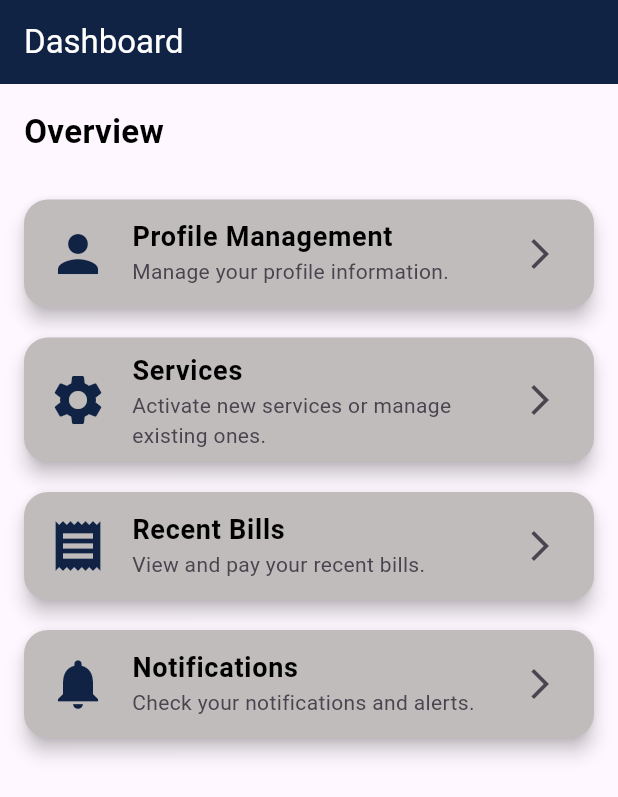
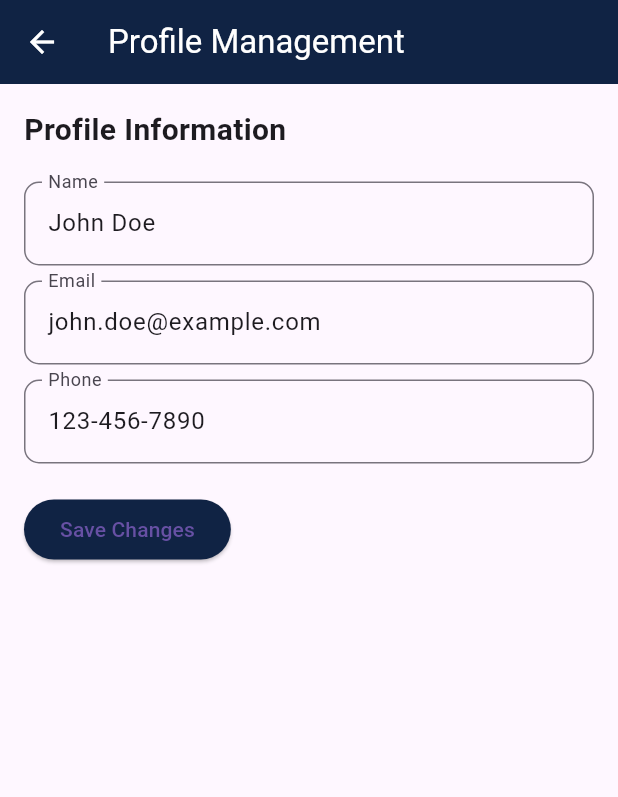
Before and after one commit to UCSC19-Middleware-Architechture-Group/Mobile-Frontend, a Flutter app: the screen it shows after launch, after a tap on "Profile Management", on a phone screen of 412 x 824 dp. Shown: the top 797 px of the screen. Run offline on Flutter 3.47's test engine with Material 3 defaults, Android fonts, the phone set to English and light mode, and no system bars.

Commit message:
Added profile page

```diff
--- a/lib/main.dart
+++ b/lib/main.dart
@@ -3,6 +3,7 @@
 import 'pages/notifications_page.dart'; // Import your notifications page
 import 'pages/bill_page.dart';
 import 'pages/services_page.dart';
+import 'pages/profile_page.dart';
 
 void main() {
   runApp(MyApp());
@@ -22,7 +23,7 @@
         '/notifications': (context) => NotificationsPage(),
         '/bills': (context) => BillsPage(),
         '/services': (context) => ServicesPage(),
-
+        '/profile': (context) => ProfileManagementPage(),
       },
     );
   }
--- /dev/null
+++ b/lib/pages/profile_page.dart
@@ -0,0 +1,93 @@
+import 'package:flutter/material.dart';
+
+class ProfileManagementPage extends StatefulWidget {
+  @override
+  _ProfileManagementPageState createState() => _ProfileManagementPageState();
+}
+
+class _ProfileManagementPageState extends State<ProfileManagementPage> {
+  final TextEditingController _nameController = TextEditingController();
+  final TextEditingController _emailController = TextEditingController();
+  final TextEditingController _phoneController = TextEditingController();
+
+  Map<String, String> profileData = {
+    'name': 'John Doe',
+    'email': 'john.doe@example.com',
+    'phone': '123-456-7890',
+  };
+
+  @override
+  void initState() {
+    super.initState();
+    _nameController.text = profileData['name']!;
+    _emailController.text = profileData['email']!;
+    _phoneController.text = profileData['phone']!;
+  }
+
+  @override
+  Widget build(BuildContext context) {
+    return Scaffold(
+      appBar: AppBar(
+        title: Text(
+          'Profile Management',
+          style: TextStyle(color: Colors.white), // Make the text white
+        ),
+        iconTheme: IconThemeData(color: Colors.white), // Make the back arrow white
+        backgroundColor: Color.fromARGB(255, 16, 35, 68),
+      ),
+      body: Padding(
+        padding: const EdgeInsets.all(16.0),
+        child: Column(
+          crossAxisAlignment: CrossAxisAlignment.start,
+          children: [
+            Text(
+              'Profile Information',
+              style: TextStyle(fontSize: 20, fontWeight: FontWeight.bold),
+            ),
+            SizedBox(height: 20),
+            _buildTextField('Name', _nameController),
+            SizedBox(height: 10),
+            _buildTextField('Email', _emailController),
+            SizedBox(height: 10),
+            _buildTextField('Phone', _phoneController),
+            SizedBox(height: 20),
+            ElevatedButton(
+              onPressed: _saveProfile,
+              child: Text('Save Changes'),
+              style: ElevatedButton.styleFrom(
+                backgroundColor: Color.fromARGB(255, 16, 35, 68),
+              ),
+            ),
+          ],
+        ),
+      ),
+    );
+  }
+
+  Widget _buildTextField(String label, TextEditingController controller) {
+    return TextField(
+      controller: controller,
+      decoration: InputDecoration(
+        labelText: label,
+        border: OutlineInputBorder(
+          borderRadius: BorderRadius.circular(10),
+        ),
+      ),
+    );
+  }
+
+  void _saveProfile() {
+    setState(() {
+      profileData['name'] = _nameController.text;
+      profileData['email'] = _emailController.text;
+      profileData['phone'] = _phoneController.text;
+    });
+    _showMessage('Profile updated successfully');
+  }
+
+  void _showMessage(String message) {
+    ScaffoldMessenger.of(context).showSnackBar(
+      SnackBar(content: Text(message)),
+    );
+  }
+}
```
